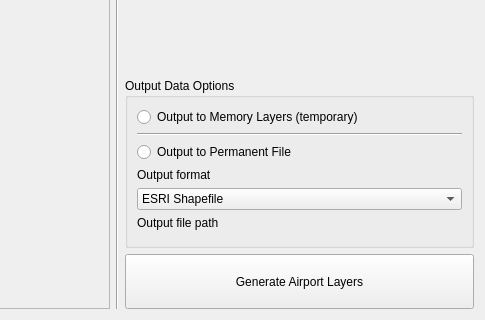
Before: the Qt Designer form safeguarding_builder_dialog_base.ui in camtodd1/prj-lucid, drawn with Qt 5; both pictures show x 800 to 1285 and y 355 to 675 of the 1285 by 675 pixel window.
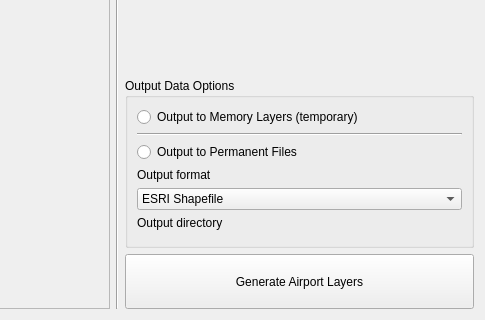
After: the same form once the commit is applied. Custom widgets are drawn as their Qt base class.

Patch:
```diff
--- a/safeguarding_builder_dialog_base.ui
+++ b/safeguarding_builder_dialog_base.ui
@@ -383,7 +383,7 @@
           <item>
            <widget class="QRadioButton" name="radioFileOutput">
             <property name="text">
-             <string>Output to Permanent File</string>
+             <string>Output to Permanent Files</string>
             </property>
            </widget>
           </item>
@@ -406,7 +406,7 @@
           <item>
            <widget class="QLabel" name="label_outputPath">
             <property name="text">
-             <string>Output file path</string>
+             <string>Output directory</string>
             </property>
            </widget>
           </item>
```
Left out of the diff: 2 changed lines with no effect on the pictures.
